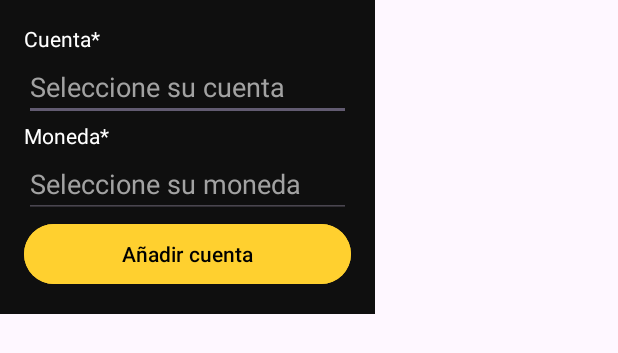
After one commit to EzeDiazTrigo/moneyAppOne, an Android app: the layout dialog_add_account.xml on its own in the app's theme, with its tools: preview values and no code run, on a phone screen of 412 x 824 dp. The commit adds this screen. Shown: the top 353 px of the screen. Run offline under Robolectric (Android 15) with nearby library versions, the light colour scheme and no system bars; network calls fail.

Commit message:
Añadir cuenta

```diff
--- a/app/src/main/java/com/souckan/moneyappone/data/database/dao/TotalDao.kt
+++ b/app/src/main/java/com/souckan/moneyappone/data/database/dao/TotalDao.kt
@@ -16,6 +16,9 @@ interface TotalDao {
 
     @Insert(onConflict = OnConflictStrategy.REPLACE)
     suspend fun insertAll(total: List<TotalEntity>)
+
+    @Insert(onConflict = OnConflictStrategy.REPLACE)
+    suspend fun insertTotal(total: TotalEntity)
 
     @Insert(onConflict = OnConflictStrategy.REPLACE)
     suspend fun updateTotal(total: TotalEntity)
--- /dev/null
+++ b/app/src/main/res/layout/dialog_add_account.xml
@@ -0,0 +1,52 @@
+<?xml version="1.0" encoding="utf-8"?>
+
+
+<LinearLayout xmlns:android="http://schemas.android.com/apk/res/android"
+    android:layout_width="250dp"
+    android:layout_height="wrap_content"
+    android:background="@color/primaryDark"
+    android:orientation="vertical"
+    android:padding="16dp">
+
+    <TextView
+        android:layout_width="wrap_content"
+        android:layout_height="wrap_content"
+        android:text="@string/dialog_account"
+        android:textColor="@color/white" />
+
+    <AutoCompleteTextView
+        android:id="@+id/acAccount"
+        android:layout_width="match_parent"
+        android:layout_height="wrap_content"
+        android:hint="@string/select_account"
+        android:inputType="text"
+        android:textColor="@color/white"
+        android:textColorHint="@color/colorHint" />
+
+
+    <TextView
+        android:layout_width="wrap_content"
+        android:layout_height="wrap_content"
+        android:text="@string/dialog_currency"
+        android:textColor="@color/white" />
+
+    <AutoCompleteTextView
+        android:id="@+id/acCurrency"
+        android:layout_width="match_parent"
+        android:layout_height="wrap_content"
+        android:hint="@string/select_currency"
+        android:inputType="text"
+        android:textColor="@color/white"
+        android:textColorHint="@color/colorHint" />
+
+    <Button
+        android:id="@+id/btnAddAccoutn"
+        android:layout_width="match_parent"
+        android:layout_height="wrap_content"
+        android:backgroundTint="@color/secondary"
+        android:text="@string/add_account"
+        android:textColor="@color/black"
+        android:textSize="14sp" />
+
+
+</LinearLayout>
--- a/app/src/main/res/values/strings.xml
+++ b/app/src/main/res/values/strings.xml
@@ -14,6 +14,7 @@
     <string name="insert_description">Ingrese una descripción</string>
     <string name="new_bill">Nuevo gasto</string>
     <string name="add_bill">Añadir gasto</string>
+    <string name="add_account">Añadir cuenta</string>
 
     <string name="currency">Moneda</string>
     <string name="account">Cuenta</string>
```
Also changed, not shown: app/src/main/java/com/souckan/moneyappone/data/totalRepository.kt (+26 -0 lines), app/src/main/java/com/souckan/moneyappone/ui/fragments/totalFragment.kt (+96 -17 lines), app/src/main/java/com/souckan/moneyappone/ui/viewmodels/totalViewModel.kt (+8 -0 lines), app/src/main/res/layout/fragment_total.xml (+12 -0 lines).
